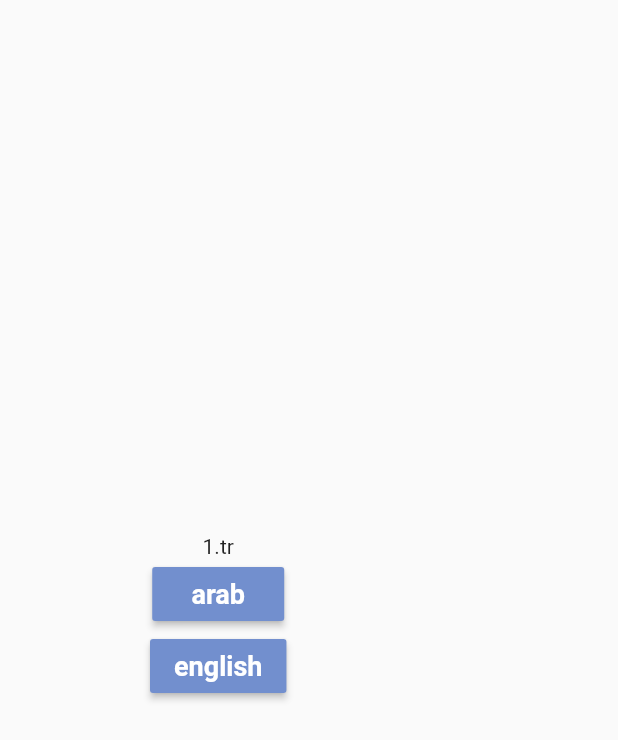
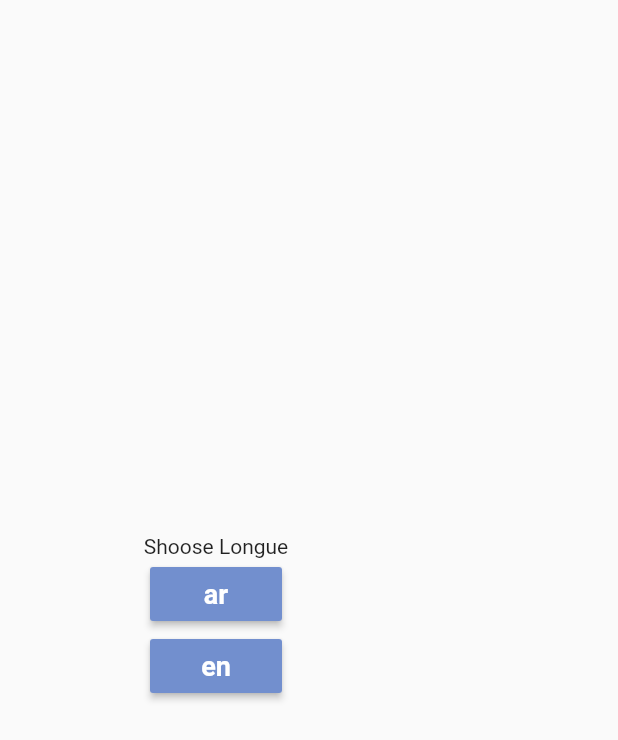
Before and after one commit to retabaitas/ecommerce_app, a Flutter app: the screen it shows after launch, on a phone screen of 412 x 824 dp. Shown: the top 740 px of the screen. Run offline on Flutter 3.47's test engine with Material 2 defaults, Android fonts, the phone set to English and light mode, and no system bars; our stand-ins replace get, shared_preferences; project files that could hold a hidden picture were left out.

Commit message:
contunier configuration longue

```diff
--- a/lib/core/localization/translation.dart
+++ b/lib/core/localization/translation.dart
@@ -1,4 +1,3 @@
-import 'package:cloud_firestore/cloud_firestore.dart';
 import 'package:get/get.dart';
 
 class MyTranslition extends Translations {
--- a/lib/main.dart
+++ b/lib/main.dart
@@ -1,12 +1,11 @@
 import 'package:ecommerce_app/core/constant/color.dart';
 import 'package:ecommerce_app/core/constant/value_manager.dart';
+import 'package:ecommerce_app/core/localization/changelocal.dart';
 import 'package:ecommerce_app/core/localization/translation.dart';
 import 'package:ecommerce_app/routes.dart';
 import 'package:ecommerce_app/view/screen/longuage.dart';
-import 'package:ecommerce_app/view/screen/onBoarding.dart';
 import 'package:flutter/material.dart';
-import 'package:get/get_navigation/src/root/get_material_app.dart';
-
+import 'package:get/get.dart';
 import 'core/services/services.dart';
 
 void main() async {
@@ -19,6 +18,7 @@ class MyApp extends StatelessWidget {
   const MyApp({super.key});
   @override
   Widget build(BuildContext context) {
+    LocaleController controller = Get.put(LocaleController());
     return GetMaterialApp(
       translations: MyTranslition(),
       debugShowCheckedModeBanner: false,
@@ -37,8 +37,8 @@ class MyApp extends StatelessWidget {
         ),
       ),
       title: 'Ecommerce App',
-      // ignore: prefer_const_constructors
-      home: MyHomePage(),
+      locale: controller.language,
+      home: const MyHomePage(),
       routes: route,
     );
   }
--- a/lib/view/screen/longuage.dart
+++ b/lib/view/screen/longuage.dart
@@ -1,5 +1,6 @@
 import 'package:ecommerce_app/view/widget/language/custombuttonlang.dart';
 import 'package:flutter/material.dart';
+import 'package:get/get.dart';
 
 class MyHomePage extends StatelessWidget {
   const MyHomePage({super.key});
@@ -10,13 +11,13 @@ class MyHomePage extends StatelessWidget {
       body: Column(
         mainAxisAlignment: MainAxisAlignment.center,
         children: [
-          Text('1.tr'),
+          Text('1'.tr),
           CustomButtonLangue(
-            text: 'arab',
+            text: 'ar',
             onPressed: () {},
           ),
           CustomButtonLangue(
-            text: 'english',
+            text: 'en',
             onPressed: () {},
           ),
         ],
```
